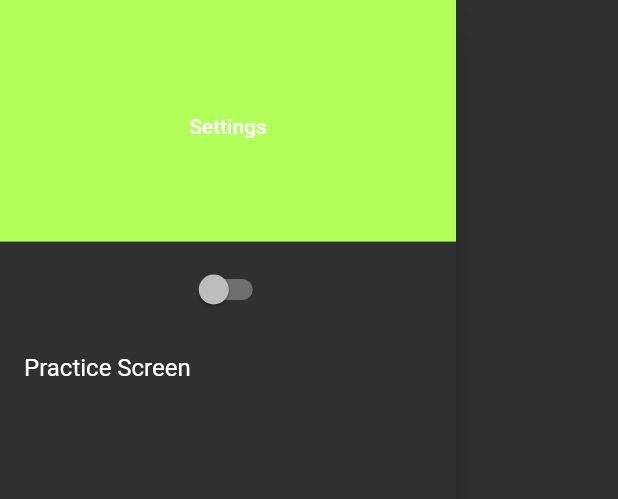
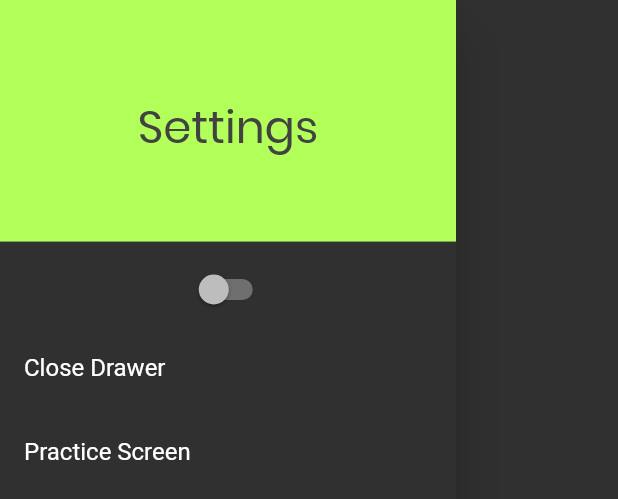
Before and after one commit to ryanhossain9797/mygameslist_flutter, a Flutter app: the SideDrawer widget shown alone on an empty page, opened directly, on a phone screen of 412 x 824 dp. Shown: the top 499 px of the screen. Run offline on Flutter 3.47's test engine with Material 2 defaults, Android fonts, the phone set to English and light mode, and no system bars; our stand-ins replace cached_network_image, flutter_bloc, getflutter, page_transition, shared_preferences, sticky_headers; accounts and stored records are empty; network calls fail.

Commit message:
Add unimplemented perspective drawer

```diff
--- a/lib/components/side_drawer.dart
+++ b/lib/components/side_drawer.dart
@@ -1,9 +1,13 @@
 import 'package:flutter/material.dart';
+import 'package:mygameslist_flutter/styles.dart';
 import 'package:page_transition/page_transition.dart';
 import 'package:shared_preferences/shared_preferences.dart';
 import 'package:mygameslist_flutter/views/practice_screen.dart';
 
 class SideDrawer extends StatefulWidget {
+  AnimationController controller;
+
+  SideDrawer({this.controller});
   @override
   _SideDrawerState createState() => _SideDrawerState();
 }
@@ -31,7 +35,10 @@ class _SideDrawerState extends State<SideDrawer> {
             child: Row(
               mainAxisAlignment: MainAxisAlignment.center,
               children: <Widget>[
-                Text("Settings"),
+                Text(
+                  "Settings",
+                  style: darkGreyText,
+                ),
               ],
             ),
             decoration: BoxDecoration(color: Colors.lightGreenAccent),
@@ -49,6 +56,12 @@ class _SideDrawerState extends State<SideDrawer> {
               : Container(),
           ListTile(
             onTap: () {
+              widget.controller.reverse();
+            },
+            title: Text("Close Drawer"),
+          ),
+          ListTile(
+            onTap: () {
               Navigator.push(
                 context,
                 PageTransition(
--- a/lib/views/details_screen.dart
+++ b/lib/views/details_screen.dart
@@ -9,6 +9,7 @@ import 'package:mygameslist_flutter/blocs/login_bloc.dart';
 import 'package:mygameslist_flutter/colors.dart';
 import 'package:mygameslist_flutter/components/input_field.dart';
 import 'package:mygameslist_flutter/components/loading_indicator.dart';
+import 'package:mygameslist_flutter/components/perspective_drawer.dart';
 import 'package:mygameslist_flutter/components/review_widget.dart';
 import 'package:mygameslist_flutter/components/side_drawer.dart';
 import 'package:mygameslist_flutter/components/user_avatar.dart';
@@ -28,7 +29,8 @@ class DetailsScreen extends StatefulWidget {
   _DetailsScreenState createState() => _DetailsScreenState();
 }
 
-class _DetailsScreenState extends State<DetailsScreen> {
+class _DetailsScreenState extends State<DetailsScreen>
+    with TickerProviderStateMixin {
   @override
   void initState() {
     BlocProvider.of<DetailsBloc>(context).add(
--- a/lib/views/home_screen.dart
+++ b/lib/views/home_screen.dart
@@ -7,6 +7,7 @@ import 'package:mygameslist_flutter/blocs/list_bloc.dart';
 import 'package:mygameslist_flutter/colors.dart';
 import 'package:mygameslist_flutter/components/game_widget.dart';
 import 'package:mygameslist_flutter/components/loading_indicator.dart';
+import 'package:mygameslist_flutter/components/perspective_drawer.dart';
 import 'package:mygameslist_flutter/components/side_drawer.dart';
 import 'package:mygameslist_flutter/components/user_avatar.dart';
 import 'package:mygameslist_flutter/models/game_model.dart';
@@ -14,6 +15,7 @@ import 'package:mygameslist_flutter/styles.dart';
 import 'package:mygameslist_flutter/views/details_screen.dart';
 import 'package:page_transition/page_transition.dart';
 import 'package:animations/animations.dart';
+import 'dart:math' as math;
 
 class HomeScreen extends StatefulWidget {
   @override
@@ -27,14 +29,14 @@ class _HomeScreenState extends State<HomeScreen> with TickerProviderStateMixin {
     if (state is ListInitialState || state is ListLoadingState) {
       BlocProvider.of<ListBloc>(context).add(ListLoadEvent());
     }
+    state.close();
     super.initState();
   }
 
+  //------------------------------Experimental Animations
+
   @override
   Widget build(BuildContext context) {
-    // if (!(BlocProvider.of<ListBloc>(context).state is ListInitialState)) {
-
-    // }
     TabController _tabController = TabController(length: 2, vsync: this);
     return Scaffold(
       drawer: SideDrawer(),
```
Also changed, not shown: lib/components/perspective_drawer.dart (added, +74 -0 lines).
